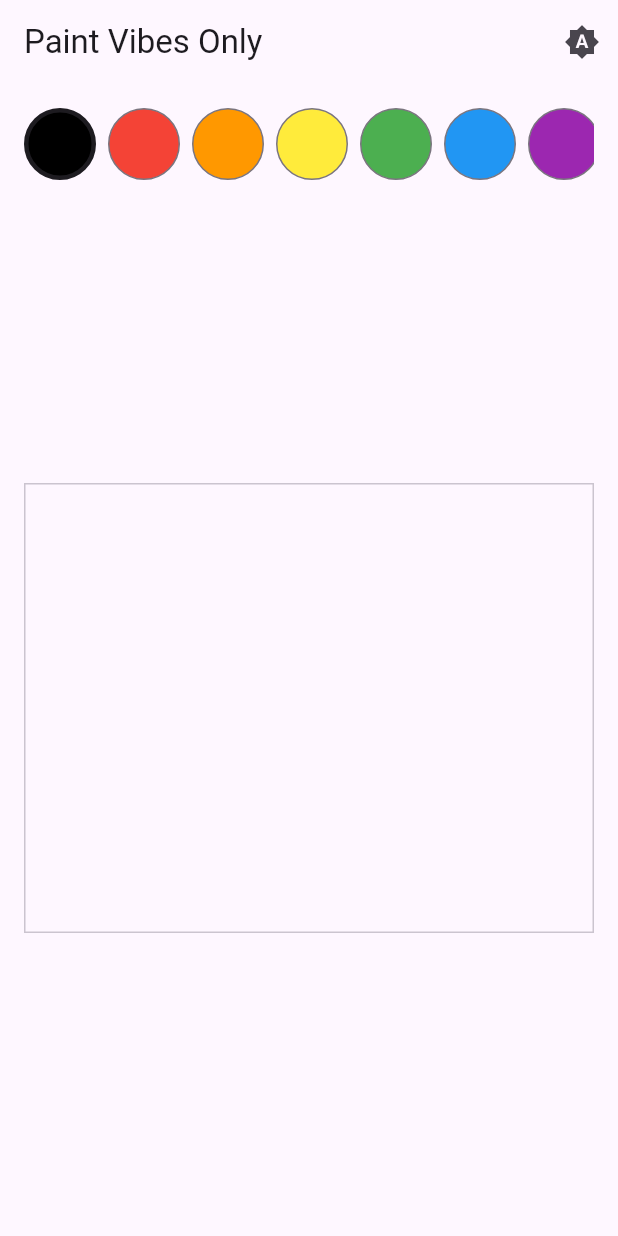
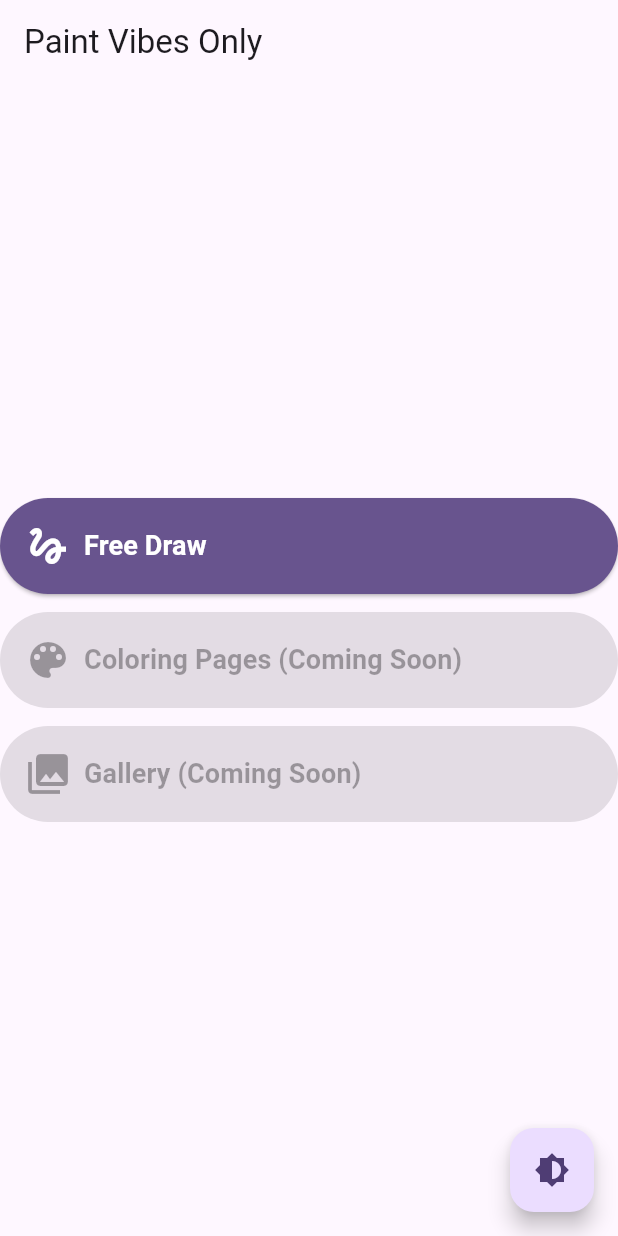
Before and after one commit to devphilou/flutter_vibes_only, a Flutter app: the screen it shows after launch, on a phone screen of 412 x 824 dp. Run offline on Flutter 3.47's test engine with Material 3 defaults, Android fonts, the phone set to English and light mode, and no system bars; our stand-ins replace go_router; missing offline and left inert: dart:html.

Commit message:
refactor: introduce go_router and add start screen

```diff
--- a/lib/main.dart
+++ b/lib/main.dart
@@ -1,10 +1,8 @@
 import 'package:flutter/material.dart';
-import 'package:flutter/services.dart';
+import 'package:go_router/go_router.dart';
 
-import 'state/drawing_state.dart';
+import 'routing/app_router.dart';
 import 'strings/app_strings.dart';
-import 'widgets/drawing_canvas.dart';
-import 'widgets/toolbar.dart';
 
 /// Entry point for the Paint Vibes Only app.
 void main() {
@@ -21,8 +19,16 @@
 
 class _PaintVibesAppState extends State<PaintVibesApp> {
   ThemeMode _mode = ThemeMode.system;
+  late final GoRouter _router;
+  final _navKey = GlobalKey<NavigatorState>();
 
-  void _toggleTheme() {
+  @override
+  void initState() {
+    super.initState();
+    _router = createRouter(navigatorKey: _navKey);
+  }
+
+  void _cycleTheme() {
     setState(() {
       _mode = switch (_mode) {
         ThemeMode.system => ThemeMode.light,
@@ -32,21 +38,12 @@
     });
   }
 
-  String _themeLabel() => switch (_mode) {
-        ThemeMode.system => AppStrings.themeSystem,
-        ThemeMode.light => AppStrings.themeLight,
-        ThemeMode.dark => AppStrings.themeDark,
-      };
-
-  IconData _themeIcon() => switch (_mode) {
-        ThemeMode.system => Icons.brightness_auto,
-        ThemeMode.light => Icons.light_mode,
-        ThemeMode.dark => Icons.dark_mode,
-      };
-
   @override
   Widget build(BuildContext context) {
-    return MaterialApp(
+    return _ThemeController(
+      mode: _mode,
+      cycle: _cycleTheme,
+      child: MaterialApp.router(
         title: AppStrings.appTitle,
         debugShowCheckedModeBanner: false,
         themeMode: _mode,
@@ -60,143 +57,39 @@
               seedColor: Colors.deepPurple, brightness: Brightness.dark),
           useMaterial3: true,
         ),
-      home: _DrawingScreen(
-        onToggleTheme: _toggleTheme,
-        themeIcon: _themeIcon(),
-        themeLabel: _themeLabel(),
+        routerConfig: _router,
+        builder: (context, child) {
+          final controller = _ThemeController.of(context);
+          return Scaffold(
+            body: child,
+            floatingActionButton: FloatingActionButton(
+              tooltip: 'Cycle Theme',
+              onPressed: controller.cycle,
+              child: const Icon(Icons.brightness_6),
+            ),
+          );
+        },
       ),
     );
   }
 }
 
-/// Temporary home screen hosting the drawing canvas (Phase P0).
-class _DrawingScreen extends StatefulWidget {
-  const _DrawingScreen({
-    required this.onToggleTheme,
-    required this.themeIcon,
-    required this.themeLabel,
+/// Inherited controller giving descendants access to theme toggling while a
+/// more persistent settings system is prepared in A1 persistence work.
+class _ThemeController extends InheritedWidget {
+  const _ThemeController({
+    required this.mode,
+    required this.cycle,
+    required super.child,
   });
 
-  final VoidCallback onToggleTheme;
-  final IconData themeIcon;
-  final String themeLabel;
+  final ThemeMode mode;
+  final VoidCallback cycle;
+
+  static _ThemeController of(BuildContext context) =>
+      context.dependOnInheritedWidgetOfExactType<_ThemeController>()!;
 
   @override
-  State<_DrawingScreen> createState() => _DrawingScreenState();
+  bool updateShouldNotify(covariant _ThemeController oldWidget) =>
+      oldWidget.mode != mode;
 }
-
-class _DrawingScreenState extends State<_DrawingScreen> {
-  late final DrawingState _drawingState;
-  final GlobalKey _canvasKey = GlobalKey();
-
-  @override
-  void initState() {
-    super.initState();
-    _drawingState = DrawingState();
-  }
-
-  @override
-  Widget build(BuildContext context) {
-    return Scaffold(
-      appBar: AppBar(
-        title: const Text(AppStrings.appTitle),
-        actions: [
-          IconButton(
-            tooltip: '${AppStrings.themeToggle}: ${widget.themeLabel}',
-            onPressed: widget.onToggleTheme,
-            icon: Icon(widget.themeIcon, semanticLabel: AppStrings.themeToggle),
-          ),
-        ],
-      ),
-      body: Shortcuts(
-        shortcuts: {
-          LogicalKeySet(LogicalKeyboardKey.meta, LogicalKeyboardKey.keyZ):
-              const _UndoIntent(),
-          LogicalKeySet(LogicalKeyboardKey.control, LogicalKeyboardKey.keyZ):
-              const _UndoIntent(),
-          LogicalKeySet(LogicalKeyboardKey.meta, LogicalKeyboardKey.shift,
-              LogicalKeyboardKey.keyZ): const _RedoIntent(),
-          LogicalKeySet(LogicalKeyboardKey.control, LogicalKeyboardKey.shift,
-              LogicalKeyboardKey.keyZ): const _RedoIntent(),
-          LogicalKeySet(LogicalKeyboardKey.control, LogicalKeyboardKey.keyY):
-              const _RedoIntent(),
-        },
-        child: Actions(
-          actions: {
-            _UndoIntent: CallbackAction<_UndoIntent>(
-              onInvoke: (intent) {
-                if (_drawingState.canUndo) _drawingState.undo();
-                return null;
-              },
-            ),
-            _RedoIntent: CallbackAction<_RedoIntent>(
-              onInvoke: (intent) {
-                if (_drawingState.canRedo) _drawingState.redo();
-                return null;
-              },
-            ),
-          },
-          child: Focus(
-            autofocus: true,
-            child: LayoutBuilder(
-              builder: (context, constraints) {
-                return Padding(
-                  padding: const EdgeInsets.all(16),
-                  child: Column(
-                    crossAxisAlignment: CrossAxisAlignment.stretch,
-                    children: [
-                      SingleChildScrollView(
-                        scrollDirection: Axis.horizontal,
-                        child: DrawingToolbar(
-                          state: _drawingState,
-                          canvasBoundaryKey: _canvasKey,
-                        ),
-                      ),
-                      const SizedBox(height: 16),
-                      Expanded(
-                        child: Center(
-                          child: ConstrainedBox(
-                            constraints: const BoxConstraints(
-                              minWidth: 300,
-                              minHeight: 300,
-                              maxWidth: 1200,
-                            ),
-                            child: AspectRatio(
-                              aspectRatio: 4 / 3,
-                              child: DecoratedBox(
-                                decoration: BoxDecoration(
-                                  color: Theme.of(context).colorScheme.surface,
-                                  border: Border.all(
-                                    color: Theme.of(context)
-                                        .colorScheme
-                                        .outlineVariant,
-                                  ),
-                                ),
-                                child: DrawingCanvas(
-                                  state: _drawingState,
-                                  boundaryKey: _canvasKey,
-                                ),
-                              ),
-                            ),
-                          ),
-                        ),
-                      ),
-                    ],
-                  ),
-                );
-              },
-            ),
-          ),
-        ),
-      ),
-    );
-  }
-}
-
-class _UndoIntent extends Intent {
-  const _UndoIntent();
-}
-
-class _RedoIntent extends Intent {
-  const _RedoIntent();
-}
--- /dev/null
+++ b/lib/routing/app_router.dart
@@ -0,0 +1,36 @@
+import 'package:flutter/material.dart';
+import 'package:go_router/go_router.dart';
+
+import '../screens/free_draw_screen.dart';
+import '../screens/start_screen.dart';
+
+/// Centralized route names.
+abstract final class AppRoute {
+  static const root = '/';
+  static const freeDraw = '/free';
+  // Future: const coloring = '/coloring';
+  // Future: const gallery = '/gallery';
+}
+
+/// Builds the application router.
+GoRouter createRouter({required GlobalKey<NavigatorState> navigatorKey}) =>
+    GoRouter(
+      navigatorKey: navigatorKey,
+      initialLocation: AppRoute.root,
+      routes: [
+        GoRoute(
+          path: AppRoute.root,
+          name: 'start',
+          pageBuilder: (context, state) => const NoTransitionPage(
+            child: StartScreen(),
+          ),
+        ),
+        GoRoute(
+          path: AppRoute.freeDraw,
+          name: 'freeDraw',
+          pageBuilder: (context, state) => const MaterialPage(
+            child: FreeDrawScreen(),
+          ),
+        ),
+      ],
+    );
--- /dev/null
+++ b/lib/screens/free_draw_screen.dart
@@ -0,0 +1,123 @@
+import 'package:flutter/material.dart';
+import 'package:flutter/services.dart';
+
+import '../state/drawing_state.dart';
+import '../widgets/drawing_canvas.dart';
+import '../widgets/toolbar.dart';
+
+/// Free draw screen hosting canvas + toolbar.
+class FreeDrawScreen extends StatefulWidget {
+  const FreeDrawScreen({super.key});
+
+  @override
+  State<FreeDrawScreen> createState() => _FreeDrawScreenState();
+}
+
+class _FreeDrawScreenState extends State<FreeDrawScreen> {
+  late final DrawingState _drawingState;
+  final GlobalKey _canvasKey = GlobalKey();
+
+  @override
+  void initState() {
+    super.initState();
+    _drawingState = DrawingState();
+  }
+
+  @override
+  Widget build(BuildContext context) {
+    return Scaffold(
+      appBar: AppBar(
+        title: const Text('Free Draw'),
+      ),
+      body: Shortcuts(
+        shortcuts: {
+          LogicalKeySet(LogicalKeyboardKey.meta, LogicalKeyboardKey.keyZ):
+              const _UndoIntent(),
+          LogicalKeySet(LogicalKeyboardKey.control, LogicalKeyboardKey.keyZ):
+              const _UndoIntent(),
+          LogicalKeySet(LogicalKeyboardKey.meta, LogicalKeyboardKey.shift,
+              LogicalKeyboardKey.keyZ): const _RedoIntent(),
+          LogicalKeySet(LogicalKeyboardKey.control, LogicalKeyboardKey.shift,
+              LogicalKeyboardKey.keyZ): const _RedoIntent(),
+          LogicalKeySet(LogicalKeyboardKey.control, LogicalKeyboardKey.keyY):
+              const _RedoIntent(),
+        },
+        child: Actions(
+          actions: {
+            _UndoIntent: CallbackAction<_UndoIntent>(
+              onInvoke: (intent) {
+                if (_drawingState.canUndo) _drawingState.undo();
+                return null;
+              },
+            ),
+            _RedoIntent: CallbackAction<_RedoIntent>(
+              onInvoke: (intent) {
+                if (_drawingState.canRedo) _drawingState.redo();
+                return null;
+              },
+            ),
+          },
+          child: Focus(
+            autofocus: true,
+            child: LayoutBuilder(
+              builder: (context, constraints) {
+                return Padding(
+                  padding: const EdgeInsets.all(16),
+                  child: Column(
+                    crossAxisAlignment: CrossAxisAlignment.stretch,
+                    children: [
+                      SingleChildScrollView(
+                        scrollDirection: Axis.horizontal,
+                        child: DrawingToolbar(
+                          state: _drawingState,
+                          canvasBoundaryKey: _canvasKey,
+                        ),
+                      ),
+                      const SizedBox(height: 16),
+                      Expanded(
+                        child: Center(
+                          child: ConstrainedBox(
+                            constraints: const BoxConstraints(
+                              minWidth: 300,
+                              minHeight: 300,
+                              maxWidth: 1200,
+                            ),
+                            child: AspectRatio(
+                              aspectRatio: 4 / 3,
+                              child: DecoratedBox(
+                                decoration: BoxDecoration(
+                                  color: Theme.of(context).colorScheme.surface,
+                                  border: Border.all(
+                                    color: Theme.of(context)
+                                        .colorScheme
+                                        .outlineVariant,
+                                  ),
+                                ),
+                                child: DrawingCanvas(
+                                  state: _drawingState,
+                                  boundaryKey: _canvasKey,
+                                ),
+                              ),
+                            ),
+                          ),
+                        ),
+                      ),
+                    ],
+                  ),
+                );
+              },
+            ),
+          ),
+        ),
+      ),
+    );
+  }
+}
+
+class _UndoIntent extends Intent {
+  const _UndoIntent();
+}
+
+class _RedoIntent extends Intent {
+  const _RedoIntent();
+}
--- /dev/null
+++ b/lib/screens/start_screen.dart
@@ -0,0 +1,89 @@
+import 'package:flutter/material.dart';
+import 'package:go_router/go_router.dart';
+
+import '../routing/app_router.dart';
+import '../strings/app_strings.dart';
+
+/// Start screen offering navigation to modes.
+class StartScreen extends StatelessWidget {
+  const StartScreen({super.key});
+
+  @override
+  Widget build(BuildContext context) {
+    final scheme = Theme.of(context).colorScheme;
+    return Scaffold(
+      appBar: AppBar(title: const Text(AppStrings.appTitle)),
+      body: Center(
+        child: ConstrainedBox(
+          constraints: const BoxConstraints(maxWidth: 500),
+          child: Column(
+            mainAxisSize: MainAxisSize.min,
+            crossAxisAlignment: CrossAxisAlignment.stretch,
+            children: [
+              _NavButton(
+                icon: Icons.gesture,
+                label: 'Free Draw',
+                onTap: () => context.go(AppRoute.freeDraw),
+                color: scheme.primary,
+              ),
+              const SizedBox(height: 12),
+              _NavButton(
+                icon: Icons.color_lens,
+                label: 'Coloring Pages (Coming Soon)',
+                onTap: null,
+                color: scheme.secondary,
+              ),
+              const SizedBox(height: 12),
+              _NavButton(
+                icon: Icons.photo_library,
+                label: 'Gallery (Coming Soon)',
+                onTap: null,
+                color: scheme.tertiary,
+              ),
+            ],
+          ),
+        ),
+      ),
+    );
+  }
+}
+
+class _NavButton extends StatelessWidget {
+  const _NavButton({
+    required this.icon,
+    required this.label,
+    required this.onTap,
+    required this.color,
+  });
+
+  final IconData icon;
+  final String label;
+  final VoidCallback? onTap;
+  final Color color;
+
+  @override
+  Widget build(BuildContext context) {
+    final disabled = onTap == null;
+    return Semantics(
+      button: true,
+      enabled: !disabled,
+      label: label,
+      child: ElevatedButton.icon(
+        onPressed: onTap,
+        style: ElevatedButton.styleFrom(
+          backgroundColor: disabled ? color.withOpacity(0.4) : color,
+          foregroundColor: Colors.white,
+          minimumSize: const Size.fromHeight(64),
+        ),
+        icon: Icon(icon, size: 32),
+        label: Align(
+          alignment: Alignment.centerLeft,
+          child: Text(
+            label,
+            style: const TextStyle(fontSize: 18, fontWeight: FontWeight.w600),
+          ),
+        ),
+      ),
+    );
+  }
+}
--- a/prompts.txt
+++ b/prompts.txt
@@ -26,3 +26,5 @@ Like you derived before the product requirements document (PRD.md) for an MVP fo
 For that, extend the PRD.md to meet the advanced requirements mentioned in the README.
 ---
 Yes, create a companion ADVANCED_PLAN.md for the implementation plan
+---
+Yes, introduce go_router in A1
--- a/pubspec.yaml
+++ b/pubspec.yaml
@@ -34,6 +34,7 @@ dependencies:
   # The following adds the Cupertino Icons font to your application.
   # Use with the CupertinoIcons class for iOS style icons.
   cupertino_icons: ^1.0.8
+  go_router: ^14.0.0
 
 dev_dependencies:
   flutter_test:
```
Also changed, not shown: pubspec.lock. Lines whose indentation alone changed are shown as unchanged.
